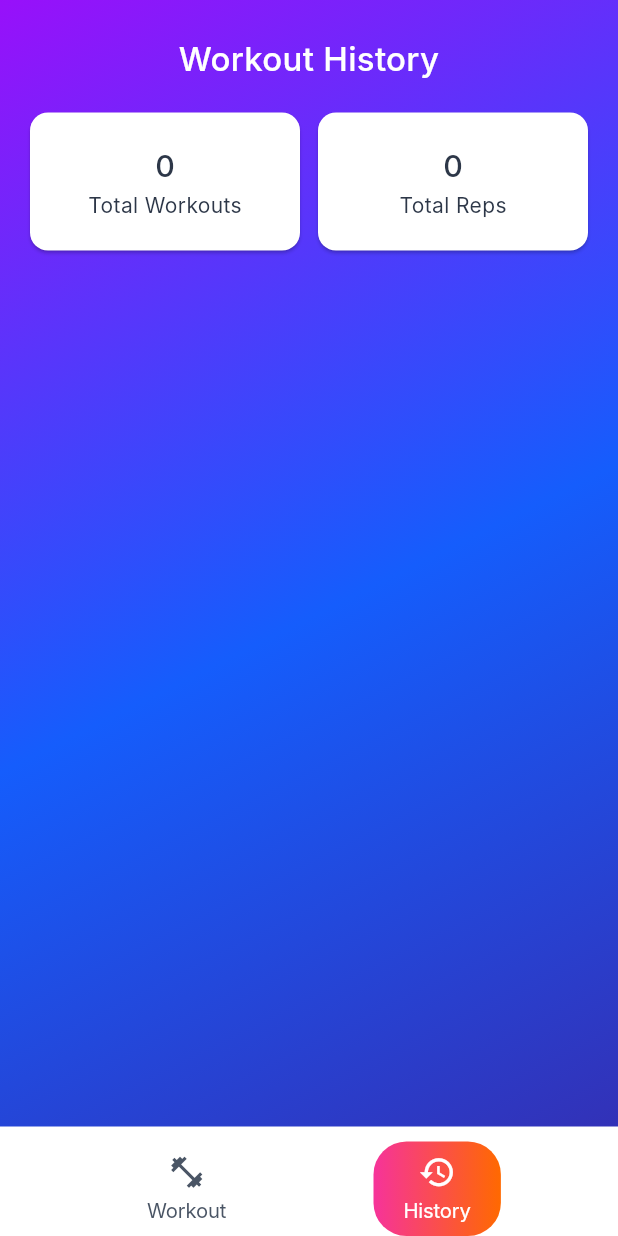
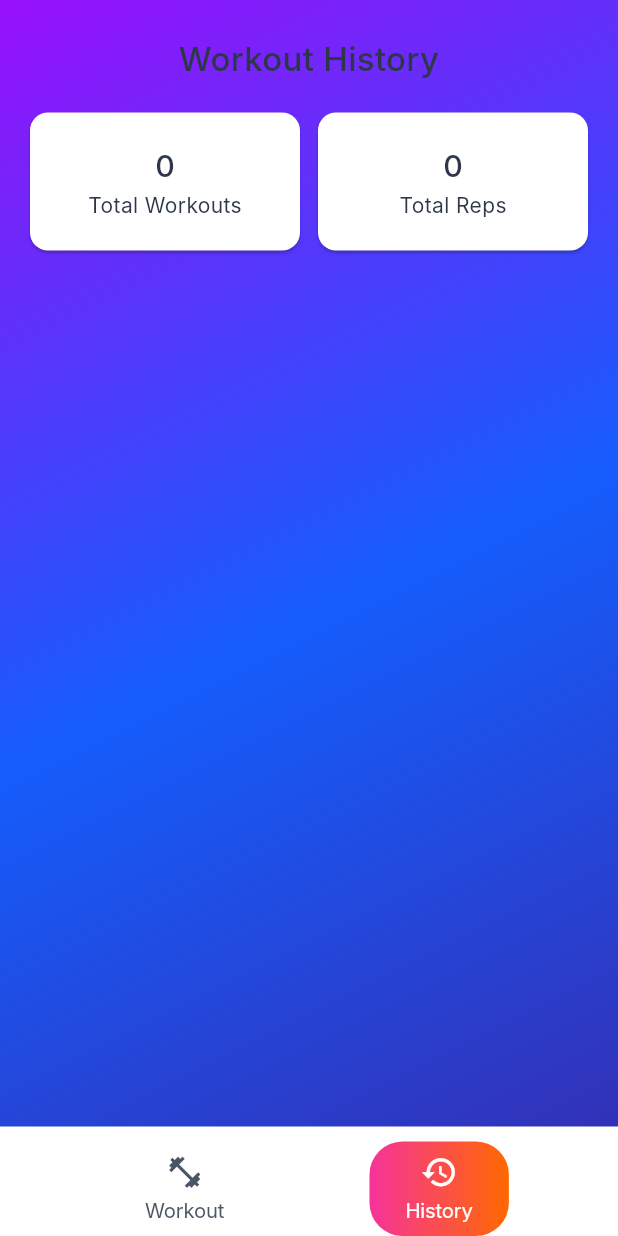
Before and after one commit to SaturnFromTitan/pull-up-ritual, a Flutter app: the screen it shows after launch, after a tap on "History", on a phone screen of 412 x 824 dp. Run offline on Flutter 3.47's test engine with Material 3 defaults, Android fonts, the phone set to English and light mode, and no system bars; Roboto replaces fonts that are missing (Inter).

Commit message:
feat: try to integrate ColorSchema into the app and make it compatible with gradients

```diff
--- a/lib/core/themes/app_theme.dart
+++ b/lib/core/themes/app_theme.dart
@@ -12,10 +12,10 @@ final appTheme = ThemeData(
 
   colorScheme: ColorScheme.light(
     onSurface: AppColors.onLight,
-    primary: Colors.transparent,
     onPrimary: AppColors.onColor,
-    secondary: Colors.transparent,
     onSecondary: AppColors.onColor,
+    onPrimaryContainer: AppColors.onColor,
+    onSecondaryContainer: AppColors.onColor,
   ),
 
   // Text theme
@@ -40,11 +40,7 @@ final appTheme = ThemeData(
     shape: RoundedRectangleBorder(
       borderRadius: BorderRadius.circular(AppSpacing.radiusMedium),
     ),
-    titleTextStyle: AppTypography.headlineMedium.copyWith(
-      color: AppColors.onLight,
-    ),
-    contentTextStyle: AppTypography.bodyMedium.copyWith(
-      color: AppColors.onLight,
-    ),
+    titleTextStyle: AppTypography.headlineMedium,
+    contentTextStyle: AppTypography.bodyMedium,
   ),
 );
--- a/lib/core/themes/app_typography.dart
+++ b/lib/core/themes/app_typography.dart
@@ -1,5 +1,4 @@
 import 'package:flutter/material.dart';
-import 'app_colors.dart';
 
 class AppTypography {
   // Font family
@@ -12,7 +11,6 @@ class AppTypography {
     fontWeight: FontWeight.w500,
     height: 1.5,
     letterSpacing: 0.3,
-    color: AppColors.onColor,
   );
 
   static const TextStyle displayMedium = TextStyle(
@@ -21,7 +19,6 @@ class AppTypography {
     fontWeight: FontWeight.w500,
     height: 1.4,
     letterSpacing: 0.2,
-    color: AppColors.onColor,
   );
 
   static const TextStyle displaySmall = TextStyle(
@@ -30,7 +27,6 @@ class AppTypography {
     fontWeight: FontWeight.w500,
     height: 1.4,
     letterSpacing: 0.2,
-    color: AppColors.onColor,
   );
 
   // Headline styles
@@ -40,7 +36,6 @@ class AppTypography {
     fontWeight: FontWeight.w500,
     height: 1.56,
     letterSpacing: -0.43,
-    color: AppColors.onColor,
   );
 
   static const TextStyle headlineMedium = TextStyle(
@@ -49,7 +44,6 @@ class AppTypography {
     fontWeight: FontWeight.w400,
     height: 1.5,
     letterSpacing: -0.44,
-    color: AppColors.onColor,
   );
 
   static const TextStyle headlineSmall = TextStyle(
@@ -58,7 +52,6 @@ class AppTypography {
     fontWeight: FontWeight.w400,
     height: 1.43,
     letterSpacing: -0.29,
-    color: AppColors.onColorSecondary,
   );
 
   // Body styles
--- a/lib/core/widgets/gradient_button.dart
+++ b/lib/core/widgets/gradient_button.dart
@@ -2,6 +2,7 @@ import 'package:flutter/material.dart';
 import '../themes/app_colors.dart';
 import '../themes/app_spacing.dart';
 import '../themes/app_typography.dart';
+import 'gradient_surface.dart';
 
 class GradientButton extends StatelessWidget {
   final String text;
@@ -21,10 +22,9 @@ class GradientButton extends StatelessWidget {
   Widget build(BuildContext context) {
     return GestureDetector(
       onTap: onPressed,
-      child: Container(
+      child: GradientSurface(
+        gradient: gradient,
         height: AppSpacing.buttonHeight,
-        decoration: BoxDecoration(
-          gradient: gradient,
         borderRadius: BorderRadius.circular(AppSpacing.radiusMedium),
         boxShadow: const [
           BoxShadow(
@@ -33,7 +33,6 @@ class GradientButton extends StatelessWidget {
             offset: Offset(0, 4),
           ),
         ],
-        ),
         child: Row(
           mainAxisAlignment: MainAxisAlignment.center,
           children: [
--- /dev/null
+++ b/lib/core/widgets/gradient_surface.dart
@@ -0,0 +1,62 @@
+import 'package:flutter/material.dart';
+
+/// Drop-in wrapper for your colorful cards/headers
+class GradientSurface extends StatelessWidget {
+  final LinearGradient gradient;
+  final Widget child;
+  final BorderRadius? borderRadius;
+  final List<BoxShadow>? boxShadow;
+  final double? height;
+  final double? width;
+
+  const GradientSurface({
+    super.key,
+    required this.gradient,
+    required this.child,
+    this.borderRadius,
+    this.boxShadow,
+    this.height,
+    this.width,
+  });
+
+  @override
+  Widget build(BuildContext context) {
+    final scheme = Theme.of(context).colorScheme;
+    final onLight = scheme.onSurface; // for light/white surfaces
+    final onColor = scheme.onPrimary; // for colored surfaces
+    final textColor = _onForGradient(gradient, onLight, onColor);
+
+    return Container(
+      height: height,
+      width: width,
+      decoration: BoxDecoration(
+        gradient: gradient,
+        borderRadius: borderRadius,
+        boxShadow: boxShadow,
+      ),
+      child: DefaultTextStyle.merge(
+        style: TextStyle(color: textColor),
+        child: IconTheme.merge(
+          data: IconThemeData(color: textColor),
+          child: child,
+        ),
+      ),
+    );
+  }
+}
+
+Color _onForGradient(LinearGradient g, Color onLight, Color onColor) {
+  // Sample the midpoint (cheap and usually good enough).
+  // If you want better accuracy, sample multiple stops and pick the
+  // foreground that maximizes contrast.
+  final c0 = g.colors.first;
+  final c1 = g.colors.last;
+  final mid = Color.lerp(c0, c1, 0.5)!;
+  return _onForColor(mid, onLight, onColor);
+}
+
+Color _onForColor(Color c, Color onLight, Color onColor) {
+  final b = ThemeData.estimateBrightnessForColor(c);
+  // You can choose your own mapping here:
+  return b == Brightness.dark ? onColor : onLight;
+}
--- a/lib/core/widgets/screen_scaffold.dart
+++ b/lib/core/widgets/screen_scaffold.dart
@@ -1,5 +1,7 @@
 import 'package:flutter/material.dart';
 import 'package:pull_up_ritual/core/themes/app_spacing.dart';
+import 'package:pull_up_ritual/core/widgets/gradient_surface.dart'
+    show GradientSurface;
 import '../themes/app_colors.dart';
 
 class ScreenScaffold extends StatelessWidget {
@@ -17,8 +19,8 @@ class ScreenScaffold extends StatelessWidget {
 
   @override
   Widget build(BuildContext context) {
-    return Container(
-      decoration: BoxDecoration(gradient: AppGradients.background),
+    return GradientSurface(
+      gradient: AppGradients.background,
       child: Scaffold(
         body: SafeArea(
           child: Padding(
--- a/lib/features/history/presentation/screens/history_screen.dart
+++ b/lib/features/history/presentation/screens/history_screen.dart
@@ -1,6 +1,5 @@
 import 'package:flutter/material.dart';
 import 'package:provider/provider.dart';
-import 'package:pull_up_ritual/core/themes/app_colors.dart';
 import 'package:pull_up_ritual/core/themes/app_spacing.dart';
 import 'package:pull_up_ritual/core/themes/app_typography.dart';
 import 'package:pull_up_ritual/features/workout/presentation/widgets/set_cards.dart'
@@ -70,9 +69,7 @@ class TotalCard extends StatelessWidget {
           children: [
             Text(
               value.toString(),
-              style: AppTypography.headlineLarge.copyWith(
-                color: AppColors.onLight,
-              ),
+              style: AppTypography.headlineLarge,
             ),
             Text(text, style: theme.textTheme.bodyMedium),
           ],
--- a/lib/features/workout/presentation/screens/selection_screen.dart
+++ b/lib/features/workout/presentation/screens/selection_screen.dart
@@ -1,6 +1,7 @@
 import 'package:flutter/material.dart';
 import 'package:provider/provider.dart';
 import 'package:pull_up_ritual/core/themes/app_colors.dart';
+import 'package:pull_up_ritual/core/widgets/gradient_surface.dart';
 import 'package:pull_up_ritual/features/workout/data/models.dart'
     show WorkoutType;
 import 'package:pull_up_ritual/features/workout/presentation/providers/workout_provider.dart'
@@ -31,6 +32,7 @@ class WorkoutSelectionScreen extends StatefulWidget {
 class _WorkoutSelectionScreenState extends State<WorkoutSelectionScreen> {
   WorkoutType _selected = WorkoutType.maxSets;
   static const double _cardGap = AppSpacing.base * 3;
+  static const double _iconSize = 27.0;
 
   Future<int?> askForTargetReps() async {
     var res = await showDialog<int>(
@@ -118,11 +120,7 @@ class _WorkoutSelectionScreenState extends State<WorkoutSelectionScreen> {
               _WorkoutCard(
                 title: 'Max Sets',
                 description: '3x max reps with 5min rest',
-                icon: const Icon(
-                  Icons.fitness_center,
-                  color: Colors.white,
-                  size: 27,
-                ),
+                icon: const Icon(Icons.speed, size: _iconSize),
                 gradient: AppGradients.primary,
                 isSelected: _selected == WorkoutType.maxSets,
                 onTap: () => setState(() => _selected = WorkoutType.maxSets),
@@ -133,11 +131,7 @@ class _WorkoutSelectionScreenState extends State<WorkoutSelectionScreen> {
               _WorkoutCard(
                 title: 'Submax Volume',
                 description: '10 sets at 50% max reps with 1min rest',
-                icon: const Icon(
-                  Icons.center_focus_strong,
-                  color: Colors.white,
-                  size: 27,
-                ),
+                icon: const Icon(Icons.center_focus_strong, size: _iconSize),
                 gradient: AppGradients.accentPurple,
                 isSelected: _selected == WorkoutType.submaxVolume,
                 onTap: () =>
@@ -149,11 +143,7 @@ class _WorkoutSelectionScreenState extends State<WorkoutSelectionScreen> {
               _WorkoutCard(
                 title: 'Ladders',
                 description: '5 ladders: 1, 2, 3, ... reps with 30sec rest',
-                icon: const Icon(
-                  Icons.trending_up,
-                  color: Colors.white,
-                  size: 27,
-                ),
+                icon: const Icon(Icons.trending_up, size: _iconSize),
                 gradient: AppGradients.accentGreen,
                 isSelected: _selected == WorkoutType.ladders,
                 onTap: () => setState(() => _selected = WorkoutType.ladders),
@@ -167,7 +157,7 @@ class _WorkoutSelectionScreenState extends State<WorkoutSelectionScreen> {
         // Start workout button
         GradientButton(
           text: 'Start Workout',
-          icon: const Icon(Icons.play_arrow, color: Colors.white),
+          icon: const Icon(Icons.play_arrow),
           onPressed: _handleSubmit,
         ),
       ],
@@ -193,6 +183,7 @@ class _WorkoutCard extends StatelessWidget {
     required this.onTap,
   });
 
+  static const double _cardHeight = 120.0;
   static const double _iconSize = 55.0;
 
   @override
@@ -200,7 +191,7 @@ class _WorkoutCard extends StatelessWidget {
     return GestureDetector(
       onTap: onTap,
       child: Container(
-        height: 121.903,
+        height: _cardHeight,
         decoration: BoxDecoration(
           color: AppColors.glassBackground,
           borderRadius: BorderRadius.circular(AppSpacing.radiusLarge),
@@ -214,21 +205,18 @@ class _WorkoutCard extends StatelessWidget {
           padding: const EdgeInsets.all(20.0),
           child: Row(
             children: [
-              // Icon container with gradient background
-              Container(
+              GradientSurface(
                 width: _iconSize,
                 height: _iconSize,
-                decoration: BoxDecoration(
                 gradient: gradient,
                 borderRadius: BorderRadius.circular(AppSpacing.radiusLarge),
                 boxShadow: const [
                   BoxShadow(
                     color: AppColors.shadow,
-                      blurRadius: 10,
+                    blurRadius: AppSpacing.radiusSmall,
                     offset: Offset(0, 4),
                   ),
                 ],
-                ),
                 child: Center(child: icon),
               ),
 
--- a/lib/shared/widgets/gradient_navigation_bar.dart
+++ b/lib/shared/widgets/gradient_navigation_bar.dart
@@ -87,7 +87,10 @@ class _NavItem extends StatelessWidget {
           color: isSelected ? null : Colors.transparent,
           borderRadius: BorderRadius.circular(AppSpacing.radiusLarge),
         ),
-        padding: const EdgeInsets.symmetric(vertical: 8, horizontal: 20),
+        padding: const EdgeInsets.symmetric(
+          vertical: AppSpacing.sm,
+          horizontal: AppSpacing.lg,
+        ),
         child: Column(
           mainAxisSize: MainAxisSize.min,
           mainAxisAlignment: MainAxisAlignment.center,
```
Lines whose indentation alone changed are shown as unchanged.
